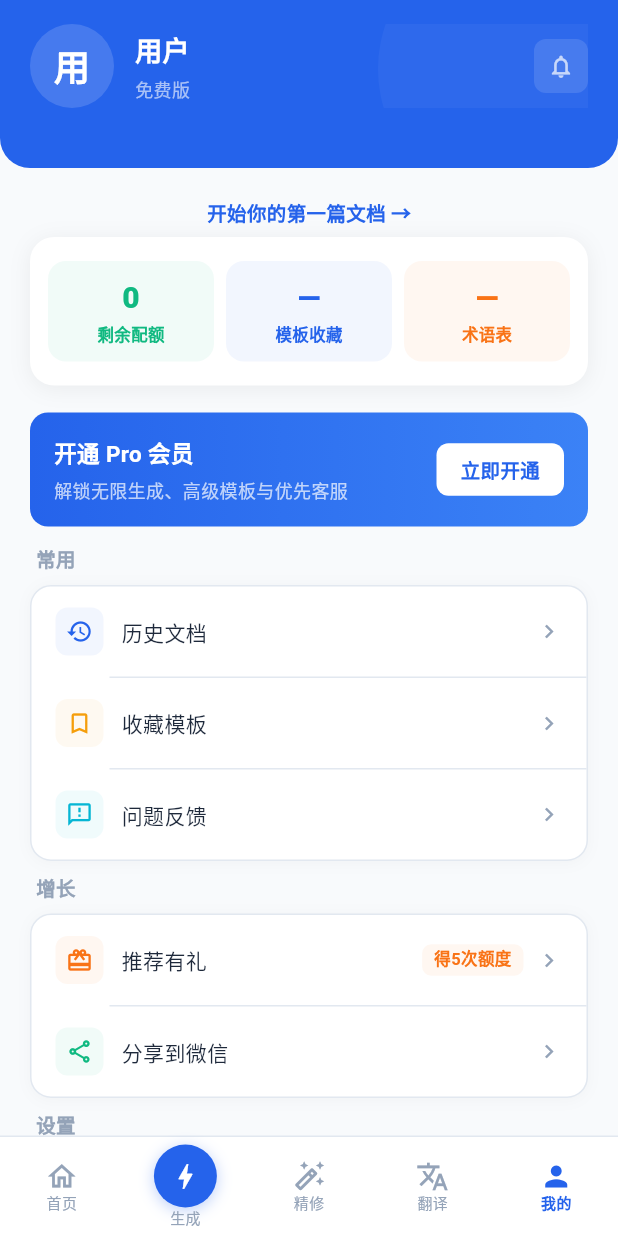
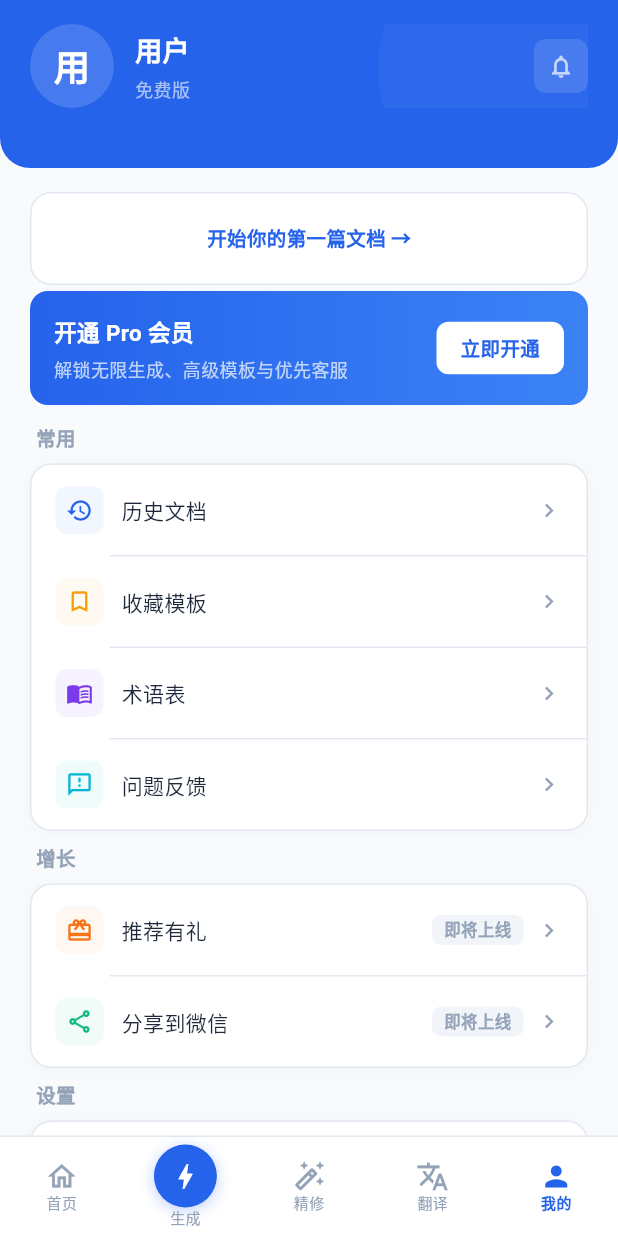
Before and after one commit to carsonbox2025/docforge_app, a Flutter app: the ProfilePage screen opened by its route, on a phone screen of 412 x 824 dp. Run offline on Flutter 3.47's test engine with Material 3 defaults, Android fonts, the phone set to English and light mode, and no system bars; our stand-ins replace connectivity_plus, dio, equatable, file_picker, flutter_markdown, flutter_riverpod and 9 more; missing offline and left inert: dart:html; accounts and stored records are empty; network calls fail; Roboto replaces fonts that are missing (PingFang SC).

Commit message:
refactor(profile): 个人中心页面代码优化

```diff
--- a/lib/features/profile/presentation/pages/profile_page.dart
+++ b/lib/features/profile/presentation/pages/profile_page.dart
@@ -52,8 +52,7 @@ class _ProfilePageState extends ConsumerState<ProfilePage> {
           crossAxisAlignment: CrossAxisAlignment.stretch,
           children: [
             _buildHeader(displayName, isPro, unreadCount),
-            _buildStatsRow(quotaState),
-            _buildQuotaCard(quotaState),
+            _buildUsageCard(quotaState),
             _buildSubscriptionBanner(),
             _buildMenuSection('常用', [
               _MenuItem(
@@ -71,6 +70,13 @@ class _ProfilePageState extends ConsumerState<ProfilePage> {
                 onTap: () => context.push('/templates'),
               ),
               _MenuItem(
+                icon: Icons.menu_book_outlined,
+                title: '术语表',
+                iconBgColor: const Color(0x0F7C3AED),
+                iconColor: AppColors.purple,
+                onTap: () => context.push('/glossary'),
+              ),
+              _MenuItem(
                 icon: Icons.feedback_outlined,
                 title: '问题反馈',
                 iconBgColor: AppColors.infoBg,
@@ -83,9 +89,9 @@ class _ProfilePageState extends ConsumerState<ProfilePage> {
               _MenuItem(
                 icon: Icons.card_giftcard,
                 title: '推荐有礼',
-                tag: '得5次额度',
-                tagColor: AppColors.cta,
-                tagBgColor: AppColors.ctaBg,
+                tag: '即将上线',
+                tagColor: AppColors.textMuted,
+                tagBgColor: AppColors.surfaceHover,
                 iconBgColor: AppColors.ctaBg,
                 iconColor: AppColors.cta,
                 onTap: () {},
@@ -93,6 +99,9 @@ class _ProfilePageState extends ConsumerState<ProfilePage> {
               _MenuItem(
                 icon: Icons.share_outlined,
                 title: '分享到微信',
+                tag: '即将上线',
+                tagColor: AppColors.textMuted,
+                tagBgColor: AppColors.surfaceHover,
                 iconBgColor: AppColors.successBg,
                 iconColor: AppColors.success,
                 onTap: () {},
@@ -117,7 +126,14 @@ class _ProfilePageState extends ConsumerState<ProfilePage> {
             ]),
             const SizedBox(height: 16),
             _buildLogoutButton(),
-            const SizedBox(height: 32),
+            Padding(
+              padding: const EdgeInsets.only(top: 12, bottom: 24),
+              child: Text(
+                'v${AppConstants.appVersion}',
+                textAlign: TextAlign.center,
+                style: const TextStyle(fontSize: 11, color: AppColors.textMuted),
+              ),
+            ),
           ],
         ),
       ),
@@ -283,173 +299,153 @@ class _ProfilePageState extends ConsumerState<ProfilePage> {
     );
   }
 
-  // ─── Stats row ─────────────────────────────────────────────────────────────
+  // ─── Usage overview card ─────────────────────────────────────────────────
 
-  Widget _buildStatsRow(QuotaState quotaState) {
+  Widget _buildUsageCard(QuotaState quotaState) {
     if (quotaState.isLoading) {
-      return Padding(
-        padding: const EdgeInsets.symmetric(horizontal: 20, vertical: 20),
-        child: Row(children: [
-          Expanded(child: Center(child: SizedBox(width: 16, height: 16, child: CircularProgressIndicator(strokeWidth: 2, color: AppColors.textMuted)))),
-          _buildStatDivider(),
-          Expanded(child: Center(child: SizedBox(width: 16, height: 16, child: CircularProgressIndicator(strokeWidth: 2, color: AppColors.textMuted)))),
-          _buildStatDivider(),
-          Expanded(child: Center(child: SizedBox(width: 16, height: 16, child: CircularProgressIndicator(strokeWidth: 2, color: AppColors.textMuted)))),
-        ]),
+      return Container(
+        margin: const EdgeInsets.fromLTRB(20, 16, 20, 0),
+        padding: const EdgeInsets.all(20),
+        decoration: BoxDecoration(
+          color: AppColors.surface,
+          borderRadius: BorderRadius.circular(14),
+          border: Border.all(color: AppColors.border),
+        ),
+        child: Center(
+          child: SizedBox(
+            width: 20, height: 20,
+            child: CircularProgressIndicator(strokeWidth: 2, color: AppColors.textMuted),
+          ),
+        ),
       );
     }
 
     final quota = quotaState.data;
     if (quota == null) {
-      return Padding(
-        padding: const EdgeInsets.symmetric(horizontal: 20, vertical: 20),
+      return Container(
+        margin: const EdgeInsets.fromLTRB(20, 16, 20, 0),
+        padding: const EdgeInsets.all(20),
+        decoration: BoxDecoration(
+          color: AppColors.surface,
+          borderRadius: BorderRadius.circular(14),
+          border: Border.all(color: AppColors.border),
+        ),
         child: Center(
           child: GestureDetector(
             onTap: () => context.go('/generate'),
-            child: Text('开始你的第一篇文档 →',
-              style: const TextStyle(fontSize: 13, color: AppColors.primary, fontWeight: FontWeight.w600)),
+            child: const Text('开始你的第一篇文档 →',
+                style: TextStyle(fontSize: 13, color: AppColors.primary, fontWeight: FontWeight.w600)),
           ),
         ),
       );
     }
 
-    // 从配额数据聚合统计
     final generateTotal = quota.used['scene_generic'] ?? 0;
     final polishTotal = (quota.used['scene_polish'] ?? 0) + (quota.used['scene_polish_long'] ?? 0);
-    final hasData = generateTotal > 0 || polishTotal > 0;
-    if (!hasData) {
-      return Padding(
-        padding: const EdgeInsets.symmetric(horizontal: 20, vertical: 20),
-        child: Center(
-          child: GestureDetector(
-            onTap: () => context.go('/generate'),
-            child: Text('开始你的第一篇文档 →',
-              style: const TextStyle(fontSize: 13, color: AppColors.primary, fontWeight: FontWeight.w600)),
+    final translateTotal = (quota.used['scene_translate'] ?? 0) + (quota.used['scene_translate_long'] ?? 0);
+
+    int totalQuota = 0;
+    int totalUsed = 0;
+    for (final sceneId in quota.quotas.keys) {
+      final limit = quota.quotas[sceneId] ?? 0;
+      if (limit > 0) {
+        totalQuota += limit;
+        totalUsed += quota.used[sceneId] ?? 0;
+      }
+    }
+    final hasQuota = totalQuota > 0;
+    final progress = hasQuota ? (totalUsed / totalQuota).clamp(0.0, 1.0) : 0.0;
+    final remaining = totalQuota - totalUsed;
+
+    return GestureDetector(
+      onTap: () => context.push('/usage'),
+      child: Container(
+        margin: const EdgeInsets.fromLTRB(20, 16, 20, 0),
+        padding: const EdgeInsets.all(20),
+        decoration: BoxDecoration(
+          color: AppColors.surface,
+          borderRadius: BorderRadius.circular(14),
+          border: Border.all(color: AppColors.border),
+          boxShadow: [
+            BoxShadow(
+              color: Colors.black.withValues(alpha: 0.03),
+              blurRadius: 8,
+              offset: const Offset(0, 1),
             ),
-        ),
-      );
-    }
-
-    return Padding(
-      padding: const EdgeInsets.symmetric(horizontal: 20, vertical: 20),
-      child: Row(
-        children: [
-          _buildStatItem('$generateTotal', '生成文档'),
-          _buildStatDivider(),
-          _buildStatItem('$polishTotal', '精修次数'),
-          _buildStatDivider(),
-          _buildStatItem(quota.planLabel, '当前套餐'),
           ],
         ),
-    );
-  }
-
-  Widget _buildStatItem(String value, String label) {
-    return Expanded(
         child: Column(
+          crossAxisAlignment: CrossAxisAlignment.start,
           children: [
-          Text(
-            value,
-            style: const TextStyle(
-              fontSize: 22,
-              fontWeight: FontWeight.w800,
-              color: AppColors.text,
+            Row(
+              children: [
+                Expanded(
+                  child: Column(
+                    crossAxisAlignment: CrossAxisAlignment.start,
+                    children: [
+                      Row(
+                        children: [
+                          const Text('剩余配额', style: TextStyle(fontSize: 13, color: AppColors.textSecondary, fontWeight: FontWeight.w500)),
+                          const SizedBox(width: 8),
+                          if (hasQuota)
+                            Text('$remaining/$totalQuota', style: const TextStyle(fontSize: 15, color: AppColors.text, fontWeight: FontWeight.w700))
+                          else
+                            const Text('无限', style: TextStyle(fontSize: 15, color: AppColors.primary, fontWeight: FontWeight.w700)),
+                        ],
                       ),
+                      if (hasQuota) ...[
+                        const SizedBox(height: 10),
+                        ClipRRect(
+                          borderRadius: BorderRadius.circular(4),
+                          child: LinearProgressIndicator(
+                            value: progress,
+                            minHeight: 6,
+                            backgroundColor: AppColors.borderLight,
+                            valueColor: AlwaysStoppedAnimation<Color>(
+                              progress > 0.8 ? AppColors.warn : AppColors.primary,
                             ),
-          const SizedBox(height: 4),
-          Text(
-            label,
-            style: const TextStyle(
-              fontSize: 12,
-              color: AppColors.textMuted,
-              fontWeight: FontWeight.w500,
                           ),
                         ),
                       ],
+                    ],
                   ),
-    );
-  }
-
-  Widget _buildStatDivider() {
-    return Container(width: 1, height: 28, color: AppColors.border);
-  }
-
-  // ─── Quota card (floating) ─────────────────────────────────────────────────
-
-  Widget _buildQuotaCard(QuotaState quotaState) {
-    final quota = quotaState.data;
-
-    // 计算月度总剩余配额（不混入日限）
-    int totalRemaining = 0;
-    if (quota != null) {
-      for (final sceneId in quota.quotas.keys) {
-        final mr = quota.monthlyRemaining(sceneId);
-        if (mr > 0) totalRemaining += mr;
-      }
-    }
-
-    return Transform.translate(
-      offset: const Offset(0, -14),
-      child: Container(
-        margin: const EdgeInsets.symmetric(horizontal: 20),
-        padding: const EdgeInsets.symmetric(vertical: 16, horizontal: 8),
+                ),
+                const SizedBox(width: 12),
+                Container(
+                  width: 36,
+                  height: 36,
                   decoration: BoxDecoration(
-          color: AppColors.surface,
-          borderRadius: BorderRadius.circular(AppRadius.lg),
-          boxShadow: [
-            BoxShadow(
-              color: Colors.black.withValues(alpha: 0.06),
-              blurRadius: 12,
-              offset: const Offset(0, 2),
+                    color: AppColors.primaryBg,
+                    borderRadius: BorderRadius.circular(10),
+                  ),
+                  child: const Icon(Icons.chevron_right, size: 20, color: AppColors.primary),
                 ),
               ],
             ),
-        child: quotaState.isLoading
-            ? Center(child: SizedBox(width: 20, height: 20, child: CircularProgressIndicator(strokeWidth: 2, color: AppColors.textMuted)))
-            : Row(
+            const SizedBox(height: 16),
+            Container(height: 1, color: AppColors.borderLight),
+            const SizedBox(height: 16),
+            Row(
               children: [
-                  _buildQuotaItem('$totalRemaining', '剩余配额', AppColors.success, AppColors.successBg, onTap: () => context.push('/usage')),
-                  _buildQuotaItem('—', '模板收藏', AppColors.primary, AppColors.primaryBg, onTap: () => context.push('/templates')),
-                  _buildQuotaItem('—', '术语表', AppColors.cta, AppColors.ctaBg, onTap: () => context.push('/glossary')),
+                _buildUsageStat('$generateTotal', '生成'),
+                _buildUsageStat('$polishTotal', '精修'),
+                _buildUsageStat('$translateTotal', '翻译'),
+              ],
+            ),
           ],
         ),
       ),
     );
   }
 
-  Widget _buildQuotaItem(String value, String label, Color color, Color bgColor, {VoidCallback? onTap}) {
+  Widget _buildUsageStat(String value, String label) {
     return Expanded(
-      child: GestureDetector(
-        onTap: onTap,
-        child: Container(
-          padding: const EdgeInsets.symmetric(vertical: 10),
-          margin: const EdgeInsets.symmetric(horizontal: 4),
-          decoration: BoxDecoration(
-            color: bgColor,
-            borderRadius: BorderRadius.circular(AppRadius.md),
-          ),
       child: Column(
         children: [
-              Text(
-                value,
-                style: TextStyle(
-                  fontSize: 20,
-                  fontWeight: FontWeight.w800,
-                  color: color,
-                ),
-              ),
+          Text(value, style: const TextStyle(fontSize: 18, fontWeight: FontWeight.w800, color: AppColors.text)),
           const SizedBox(height: 2),
-              Text(
-                label,
-                style: TextStyle(
-                  fontSize: 11,
-                  color: color,
-                  fontWeight: FontWeight.w600,
-                ),
-              ),
+          Text(label, style: const TextStyle(fontSize: 11, color: AppColors.textMuted, fontWeight: FontWeight.w500)),
         ],
-          ),
-        ),
       ),
     );
   }
```
Lines whose indentation alone changed are shown as unchanged.
